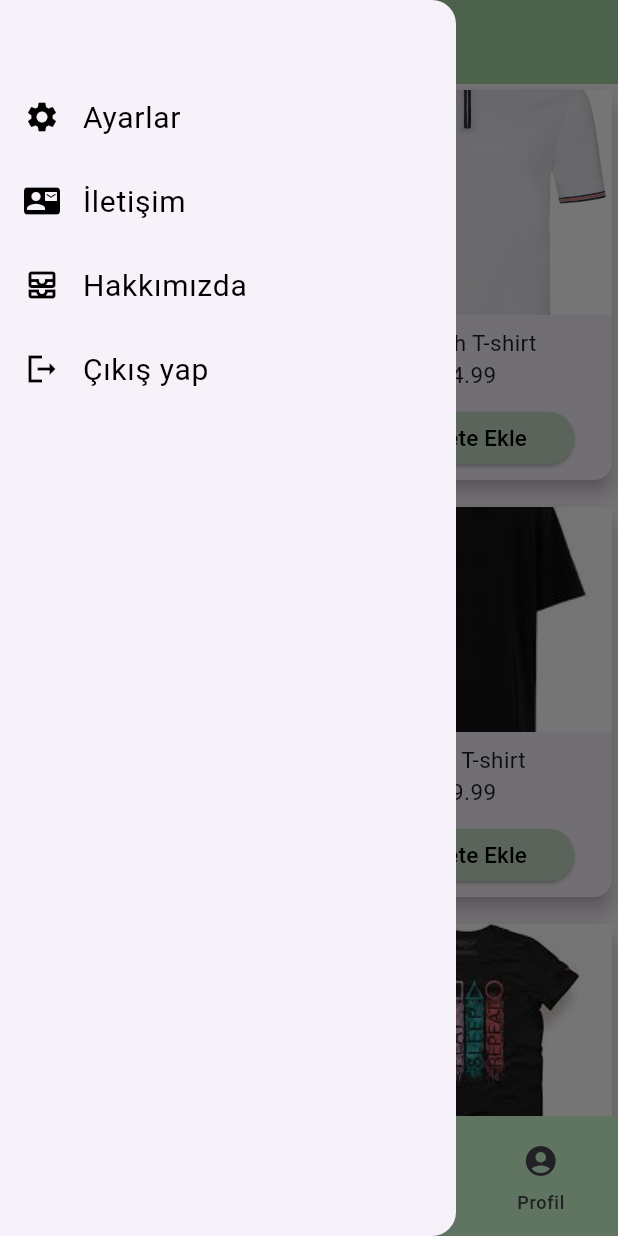
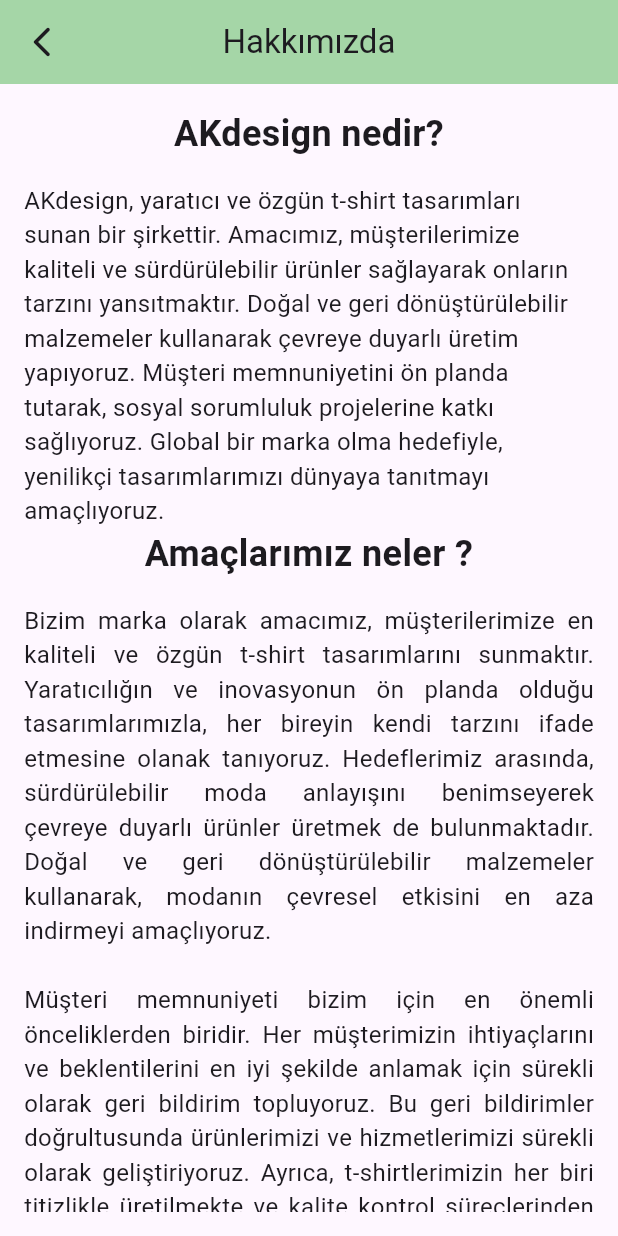
Before and after one commit to ahmetakdmrrr/Tshirt-App, a Flutter app: the AppScreen screen opened directly, in the side drawer, after a tap on "Hakkımızda", on a phone screen of 412 x 824 dp. Run offline on Flutter 3.47's test engine with Material 3 defaults, Android fonts, the light colour scheme and no system bars; accounts and stored records are empty.

Commit message:
add about us page

```diff
--- /dev/null
+++ b/lib/screens/about_us_screen.dart
@@ -0,0 +1,79 @@
+import 'package:flutter/material.dart';
+
+class AboutUs extends StatelessWidget {
+  const AboutUs({super.key});
+  @override
+  Widget build(BuildContext context) {
+    return Scaffold(
+      appBar: AppBar(
+        title: const Text('Hakkımızda'),
+        centerTitle: true,
+        backgroundColor: Colors.green[200],
+        leading: IconButton(
+            icon: const Icon(Icons.arrow_back_ios_new_rounded),
+            onPressed: () {
+              Navigator.pushReplacementNamed(context, '/');
+            }),
+      ),
+      body: const Padding(
+        padding: EdgeInsets.all(16.0),
+        child: SingleChildScrollView(
+          child: Column(
+            crossAxisAlignment: CrossAxisAlignment.center,
+            children: [
+              Text(
+                'AKdesign nedir?',
+                style: TextStyle(
+                  fontWeight: FontWeight.bold,
+                  fontSize: 24,
+                ),
+                textAlign: TextAlign.center,
+              ),
+              SizedBox(height: 16),
+              Text(
+                'AKdesign, yaratıcı ve özgün t-shirt tasarımları sunan bir şirkettir. '
+                'Amacımız, müşterilerimize kaliteli ve sürdürülebilir ürünler sağlayarak onların tarzını yansıtmaktır. '
+                'Doğal ve geri dönüştürülebilir malzemeler kullanarak çevreye duyarlı üretim yapıyoruz. '
+                'Müşteri memnuniyetini ön planda tutarak, sosyal sorumluluk projelerine katkı sağlıyoruz. '
+                'Global bir marka olma hedefiyle, yenilikçi tasarımlarımızı dünyaya tanıtmayı amaçlıyoruz.',
+                style: TextStyle(fontSize: 16),
+                textAlign: TextAlign.start,
+              ),
+              Text(
+                'Amaçlarımız neler ?',
+                style: TextStyle(
+                  fontWeight: FontWeight.bold,
+                  fontSize: 24,
+                ),
+                textAlign: TextAlign.center,
+              ),
+              SizedBox(height: 16),
+              Text(
+                'Bizim marka olarak amacımız, müşterilerimize en kaliteli ve özgün t-shirt tasarımlarını sunmaktır. '
+                'Yaratıcılığın ve inovasyonun ön planda olduğu tasarımlarımızla, her bireyin kendi tarzını ifade etmesine olanak tanıyoruz. '
+                'Hedeflerimiz arasında, sürdürülebilir moda anlayışını benimseyerek çevreye duyarlı ürünler üretmek de bulunmaktadır. '
+                'Doğal ve geri dönüştürülebilir malzemeler kullanarak, modanın çevresel etkisini en aza indirmeyi amaçlıyoruz.\n\n'
+                'Müşteri memnuniyeti bizim için en önemli önceliklerden biridir. Her müşterimizin ihtiyaçlarını ve beklentilerini en iyi şekilde anlamak için sürekli olarak geri bildirim topluyoruz. '
+                'Bu geri bildirimler doğrultusunda ürünlerimizi ve hizmetlerimizi sürekli olarak geliştiriyoruz. '
+                'Ayrıca, t-shirtlerimizin her biri titizlikle üretilmekte ve kalite kontrol süreçlerinden geçirilmektedir. '
+                'Bu sayede, müşterilerimize her zaman en iyi kalitede ürünler sunmaktayız.\n\n'
+                'Marka olarak, sosyal sorumluluk projelerine de büyük önem veriyoruz. Çeşitli sosyal sorumluluk projelerinde yer alarak, topluma katkı sağlamayı hedefliyoruz. '
+                'Eğitim, sağlık ve çevre gibi alanlarda çeşitli projeler destekleyerek, daha iyi bir dünya için çalışıyoruz. '
+                'Bu projeler sayesinde, markamızın sadece ticari bir işletme olmanın ötesine geçerek, topluma fayda sağlayan bir kuruluş olmasını amaçlıyoruz.\n\n'
+                'Geleceğe yönelik en büyük hedeflerimizden biri, global bir marka haline gelmek ve dünya çapında tanınan bir moda ikonu olmaktır. '
+                'Uluslararası pazarlara açılarak, farklı kültürlerdeki insanlara ulaşmak ve onların beğenisini kazanmak istiyoruz. '
+                'Bu hedef doğrultusunda, uluslararası fuarlara katılarak ve global iş birlikleri yaparak markamızı tanıtmayı planlıyoruz. '
+                'Ayrıca, dijital pazarlama stratejilerimizi güçlendirerek, online platformlarda da güçlü bir varlık göstermeyi amaçlıyoruz.\n\n'
+                'Sonuç olarak, t-shirt markamızın temel hedefi, müşterilerimize en kaliteli ve özgün ürünleri sunarak, onların memnuniyetini sağlamaktır. '
+                'Sürdürülebilirlik, müşteri memnuniyeti, sosyal sorumluluk ve globalleşme gibi alanlarda belirlediğimiz hedeflere ulaşmak için, sürekli olarak çalışmaya devam edeceğiz. '
+                'Bu yolculukta bize eşlik eden tüm müşterilerimize ve iş ortaklarımıza teşekkür ederiz.',
+                style: TextStyle(fontSize: 16),
+                textAlign: TextAlign.justify,
+              ),
+            ],
+          ),
+        ),
+      ),
+    );
+  }
+}
--- a/lib/screens/app_Screen.dart
+++ b/lib/screens/app_Screen.dart
@@ -1,4 +1,5 @@
 import 'package:flutter/material.dart';
+import 'package:t_shirt_app/screens/about_us_Screen.dart';
 import 'package:t_shirt_app/screens/cart_screen.dart';
 import 'package:t_shirt_app/screens/profile_screen.dart';
 import 'package:t_shirt_app/widgets/menu/menu.dart';
@@ -30,7 +31,9 @@
       case 2:
         return const CartScreen(); // 'Sepet' ekranı
       case 3:
-        return const Profile(); // 'Profil' ekranı
+        return const Profile();
+      case 4:
+        return const AboutUs();
       default:
         return const Text('a'); // Varsayılan ekran
     }
--- a/lib/screens/profile_screen.dart
+++ b/lib/screens/profile_screen.dart
@@ -21,7 +21,7 @@
           // Üst kısım (ilk renk)
           Container(
               height: 70, // AppBar yüksekliği kadar
-              color: Color.fromARGB(255, 255, 255, 255)),
+              color:const  Color.fromARGB(255, 255, 255, 255)),
           // İkinci renk (alt kısım)
           Container(
             margin:
@@ -42,7 +42,7 @@
                       "Ad Soyad",
                       style: TextStyle(fontWeight: FontWeight.bold),
                     ),
-                    subtitle: Text(user.name + " " + user.surName),
+                    subtitle: Text("${user.name} ${user.surName}"),
                     tileColor: const Color.fromARGB(255, 87, 61, 52),
                     leading: const Icon(Icons.person_2, color: Colors.white),
                     textColor: Colors.white, // Yazı rengi
--- a/lib/widgets/menu/menu.dart
+++ b/lib/widgets/menu/menu.dart
@@ -1,4 +1,5 @@
 import 'package:flutter/material.dart';
+import 'package:t_shirt_app/screens/about_us_Screen.dart';
 import 'package:t_shirt_app/screens/login_screen.dart';
 
 class Menu extends StatefulWidget {
@@ -58,7 +59,12 @@
                   )
                 ],
               ),
-              onTap: () {}),
+              onTap: () {
+                Navigator.pushReplacement(
+                  context,
+                  MaterialPageRoute(builder: (context) => const AboutUs()),
+                );
+              }),
           ListTile(
               title: const Row(
                 children: [
@@ -73,10 +79,27 @@
                 ],
               ),
               onTap: () {
-                Navigator.pushReplacement(
-                  context,
-                  MaterialPageRoute(builder: (context) => const LoginPage()),
-                );
+                showDialog(
+                    context: context,
+                    builder: (BuildContext context) => AlertDialog(
+                          title: const Text('Çıkış yap ?'),
+                          content: const Text(
+                              'Çıkış yapmak istediğinize emin misiniz ?'),
+                          actions: [
+                            TextButton(
+                              onPressed: () => Navigator.pop(context, 'Cancel'),
+                              child: const Text('Cancel'),
+                            ),
+                            TextButton(
+                              onPressed: () => Navigator.pushReplacement(
+                                context,
+                                MaterialPageRoute(
+                                    builder: (context) => const LoginPage()),
+                              ),
+                              child: const Text('OK'),
+                            ),
+                          ],
+                        ));
               }),
         ],
       ),
--- a/lib/widgets/navigation_menu.dart/navigation_menu.dart
+++ b/lib/widgets/navigation_menu.dart/navigation_menu.dart
@@ -7,8 +7,8 @@
   const NavigationMenu({
     required this.selectedIndex,
     required this.onDestinationSelected,
-    Key? key,
-  }) : super(key: key);
+    super.key,
+  });
 
   @override
   State<NavigationMenu> createState() => _NavigationMenuState();
```
